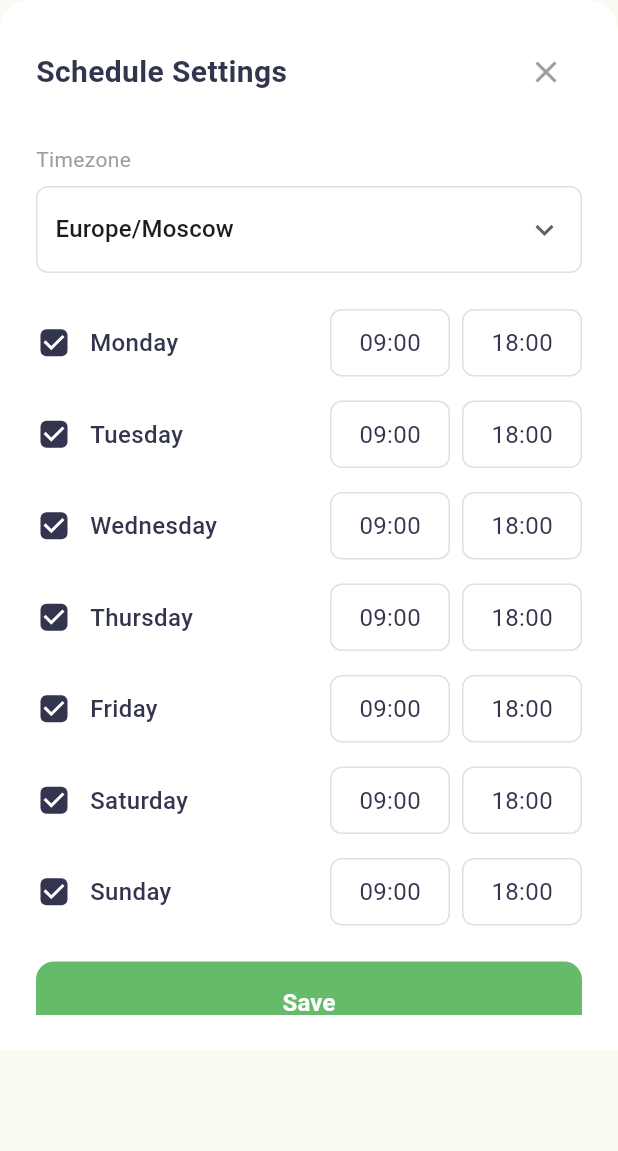
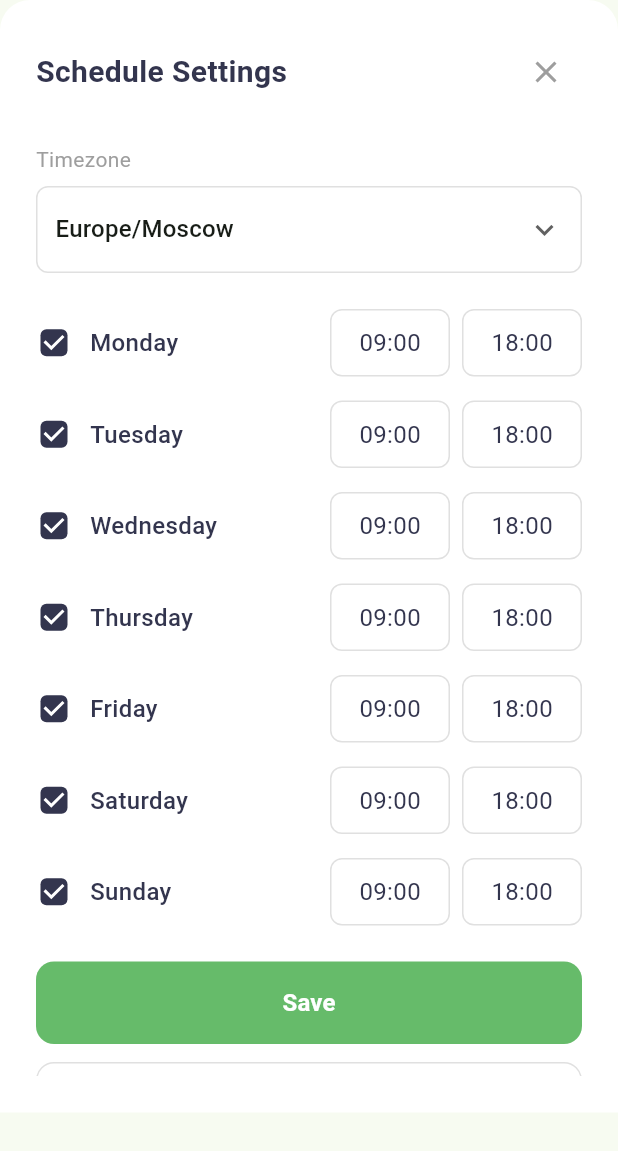
Before and after one commit to Ebadzmn/consultation_app_r, a Flutter app: the ScheduleSettingsSheet widget shown alone on an empty page, opened directly, on a phone screen of 412 x 824 dp. Shown: the top 1151 px of the screen. Run offline on Flutter 3.47's test engine with Material 3 defaults, Android fonts, the phone set to English and light mode, and no system bars; our stand-ins replace dartz, dio, equatable, flutter_bloc, get_it, go_router and 4 more; accounts and stored records are empty; network calls fail.

Commit message:
fix: increase schedule settings sheet height for better visibility
The sheet was occupying 85% of screen height, which made some content difficult to access. Increasing to 90% provides more space for the schedule settings interface.

```diff
--- a/lib/features/experts/presentation/widgets/schedule_settings_sheet.dart
+++ b/lib/features/experts/presentation/widgets/schedule_settings_sheet.dart
@@ -178,7 +178,7 @@ class _ScheduleSettingsSheetState extends State<ScheduleSettingsSheet> {
         borderRadius: BorderRadius.vertical(top: Radius.circular(20)),
       ),
       padding: const EdgeInsets.all(24),
-      height: MediaQuery.of(context).size.height * 0.85, // Occupy most of screen
+      height: MediaQuery.of(context).size.height * 0.9,
       child: SingleChildScrollView(
         child: Column(
           crossAxisAlignment: CrossAxisAlignment.start,
```
